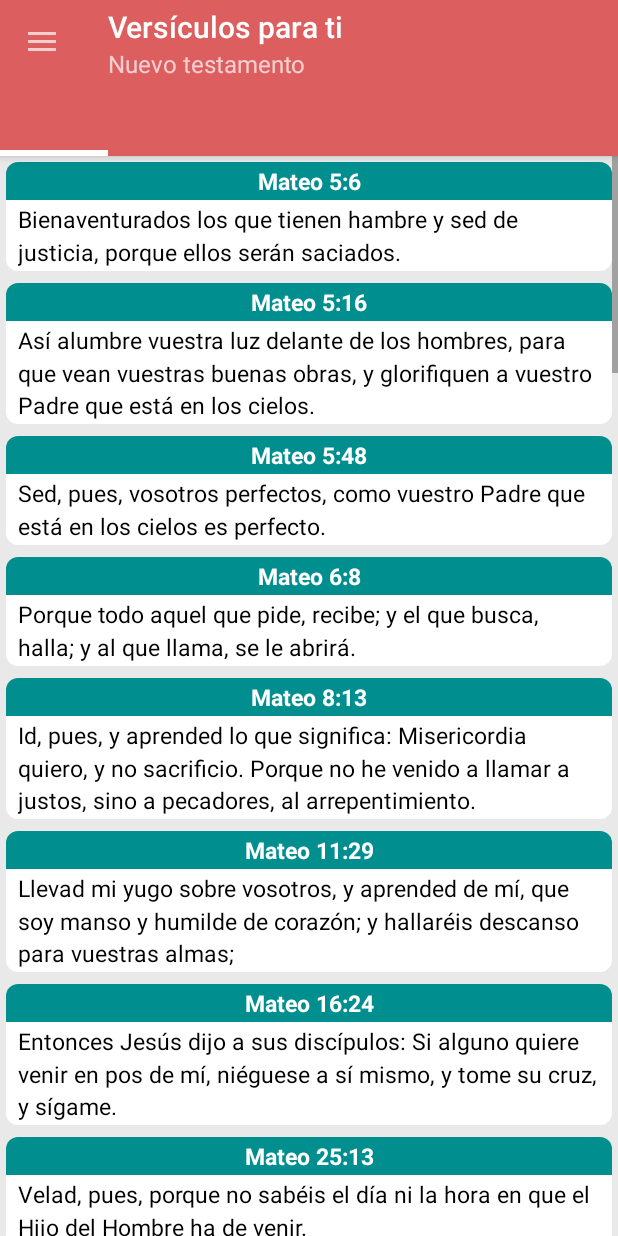
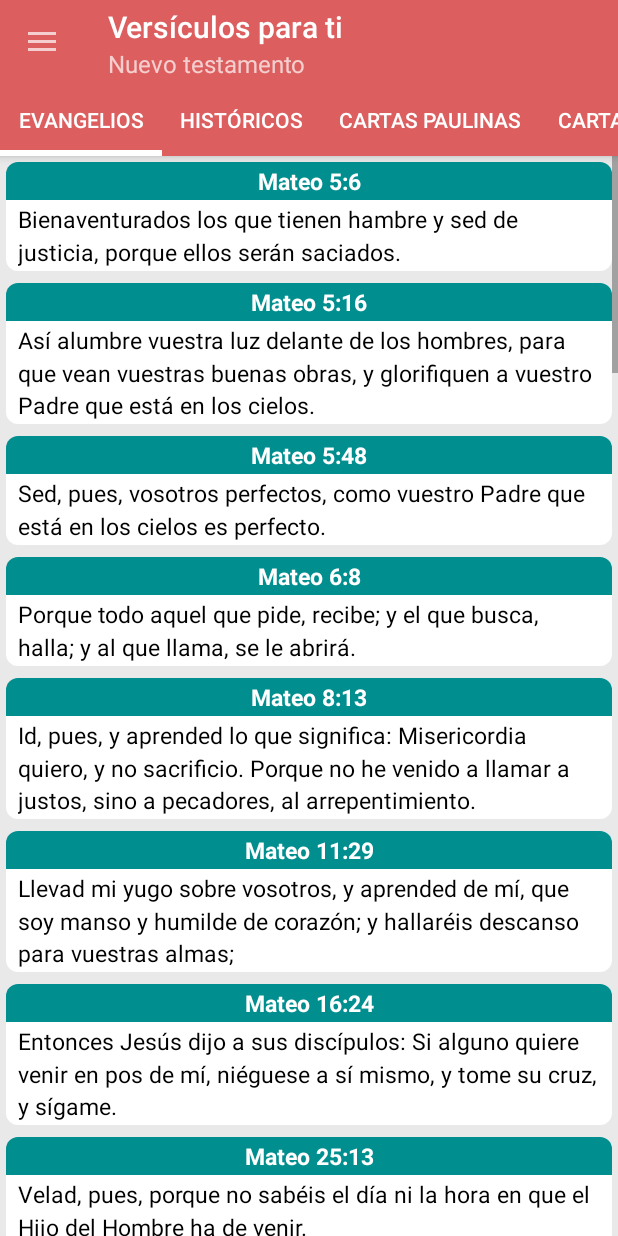
Before and after one commit to edwinabreu86/ManualParaNuevosCreyentes, an Android app: the screen it shows after launch (MainActivity), in the side drawer, after a tap on "Nuevo testamento", on a phone screen of 412 x 824 dp. Run offline under Robolectric (Android 15) with nearby library versions, the phone set to English and light mode, and no system bars.

Commit message:
Reduced classes, changed methods and directories.

```diff
--- a/app/src/main/java/com/edwin/abreusoft/manualbiblicoparacreyentes/MainActivity.java
+++ b/app/src/main/java/com/edwin/abreusoft/manualbiblicoparacreyentes/MainActivity.java
@@ -112,12 +112,12 @@ public class MainActivity extends AppCompatActivity implements NavigationView.On
         dialog.requestWindowFeature(Window.FEATURE_NO_TITLE);
         dialog.setContentView(LayoutInflater.from(this).inflate(layoutId, null),
                 new ViewGroup.LayoutParams(480, ViewGroup.LayoutParams.WRAP_CONTENT));
-        dialog.show();
         return dialog;
     }
 
     private void showIntro() {
         final Dialog dialog = showCustomDialog(R.layout.intro_dialog);
+        dialog.show();
         final CheckBox noIntro = dialog.findViewById(R.id.no_show_check);
 
         Button closeDialog = dialog.findViewById(R.id.close_dialog);
@@ -136,6 +136,7 @@ public class MainActivity extends AppCompatActivity implements NavigationView.On
 
     private void showCredits() {
         final Dialog dialog = showCustomDialog(R.layout.credits_dialog);
+        dialog.show();
 
         Button closeDialog = dialog.findViewById(R.id.close_dialog);
         closeDialog.setOnClickListener(new View.OnClickListener() {
@@ -394,7 +395,7 @@ public class MainActivity extends AppCompatActivity implements NavigationView.On
         public CharSequence getPageTitle(int position) {
             if(subtitle.equals(getString(R.string.old_testament))) {
                 return otLabels[position];
-            } else if(title.equals(getString(R.string.new_testament))) {
+            } else if(subtitle.equals(getString(R.string.new_testament))) {
                 return ntLabels[position];
             } else {
                 return null;
```
